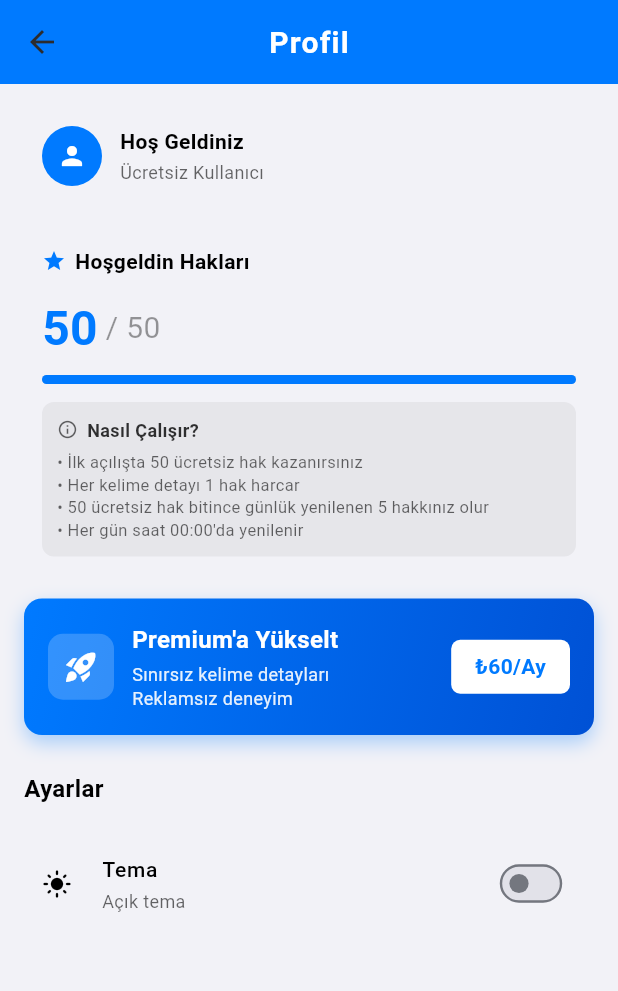
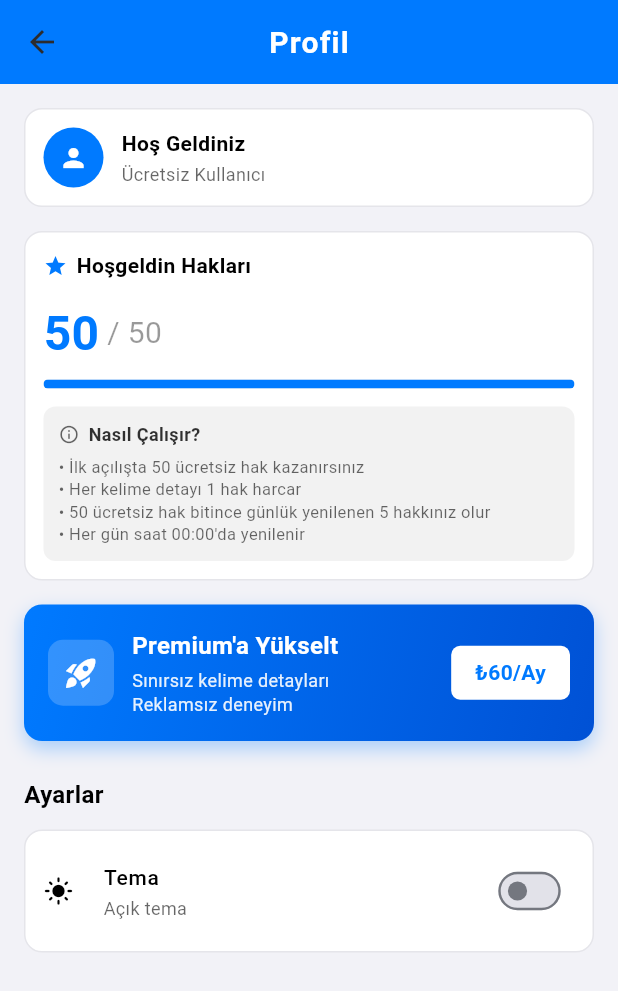
Before and after one commit to onbir53/Kavaid, a Flutter app: the ProfileScreen screen opened directly with empty values, on a phone screen of 412 x 824 dp. Shown: the top 991 px of the screen. Run offline on Flutter 3.47's test engine with Material 3 defaults, Android fonts, the phone set to English and light mode, and no system bars; our stand-ins replace connectivity_plus, device_info_plus, firebase_core, firebase_database, flutter_spinkit, google_fonts and 4 more; missing offline and left inert: in_app_purchase_android, in_app_purchase_storekit; accounts and stored records are empty; network calls fail.

Commit message:
sona hazır düenlemeler klavye

```diff
--- a/lib/screens/profile_screen.dart
+++ b/lib/screens/profile_screen.dart
@@ -45,7 +45,9 @@ class _ProfileScreenState extends State<ProfileScreen> {
     final isDarkMode = Theme.of(context).brightness == Brightness.dark;
 
     return Scaffold(
-      backgroundColor: Theme.of(context).scaffoldBackgroundColor,
+      backgroundColor: isDarkMode
+          ? const Color(0xFF1C1C1E)
+          : const Color(0xFFF2F2F7),
       appBar: AppBar(
         backgroundColor: const Color(0xFF007AFF),
         elevation: 0,
@@ -70,8 +72,14 @@ class _ProfileScreenState extends State<ProfileScreen> {
               decoration: BoxDecoration(
                 color: isDarkMode
                     ? const Color(0xFF1C1C1E)
-                    : const Color(0xFFF2F2F7),
+                    : Colors.white,
                 borderRadius: BorderRadius.circular(12),
+                border: Border.all(
+                  color: isDarkMode
+                      ? const Color(0xFF3A3A3C)
+                      : const Color(0xFFE5E5EA),
+                  width: 1,
+                ),
               ),
               child: Row(
                 children: [
@@ -150,8 +158,14 @@ class _ProfileScreenState extends State<ProfileScreen> {
                 decoration: BoxDecoration(
                   color: isDarkMode
                       ? const Color(0xFF1C1C1E)
-                      : const Color(0xFFF2F2F7),
+                      : Colors.white,
                   borderRadius: BorderRadius.circular(12),
+                  border: Border.all(
+                    color: isDarkMode
+                        ? const Color(0xFF3A3A3C)
+                        : const Color(0xFFE5E5EA),
+                    width: 1,
+                  ),
                 ),
                 child: Column(
                   crossAxisAlignment: CrossAxisAlignment.start,
@@ -478,8 +492,14 @@ class _ProfileScreenState extends State<ProfileScreen> {
               decoration: BoxDecoration(
                 color: isDarkMode
                     ? const Color(0xFF1C1C1E)
-                    : const Color(0xFFF2F2F7),
+                    : Colors.white,
                 borderRadius: BorderRadius.circular(12),
+                border: Border.all(
+                  color: isDarkMode
+                      ? const Color(0xFF3A3A3C)
+                      : const Color(0xFFE5E5EA),
+                  width: 1,
+                ),
               ),
               child: ListTile(
                 contentPadding: EdgeInsets.symmetric(horizontal: 12, vertical: 4),
--- a/lib/widgets/banner_ad_widget.dart
+++ b/lib/widgets/banner_ad_widget.dart
@@ -48,7 +48,7 @@ class BannerAdWidgetState extends State<BannerAdWidget> with AutomaticKeepAliveC
     // Uygulama lifecycle değişimlerinde banner'ı yeniden yükleme
     // Sadece uzun süre arka plandaysa yenile
     if (state == AppLifecycleState.resumed && !_isAdLoaded) {
-      debugPrint('📱 Uygulama foreground\'a döndü, banner kontrol ediliyor');
+      debugPrint('📱 Uygulama foreground dondugu zaman banner kontrol ediliyor');
       // Sadece reklam yüklü değilse yeniden yükle
       if (_bannerAd == null && _retryCount < _maxRetries) {
         _loadBannerAd();
```
Also changed, not shown: lib/main.dart (+14 -0 lines), lib/screens/home_screen.dart (+14 -8 lines).
